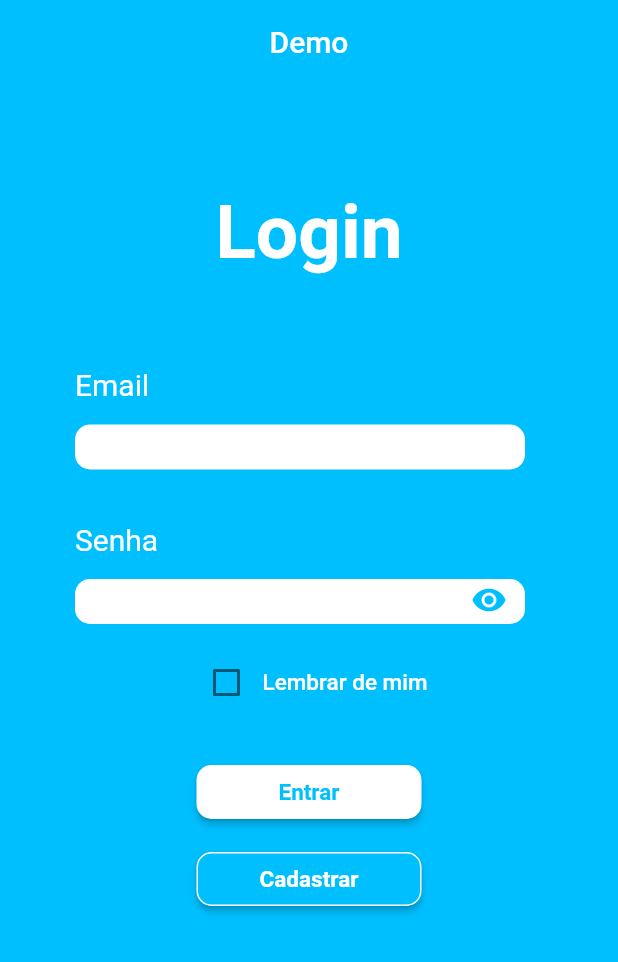
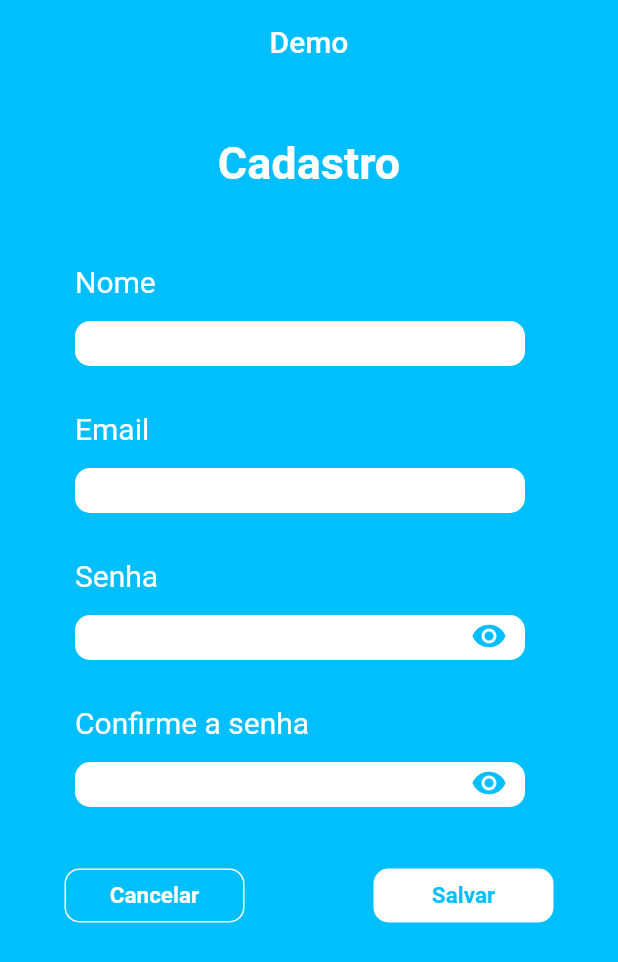
Before and after one commit to Gustavo0Henrick/FlutterTestRepos, a Flutter app: the screen it shows after launch, after a tap on "Cadastrar", on a phone screen of 412 x 824 dp. Shown: the top 962 px of the screen. Run offline on Flutter 3.47's test engine with Material 2 defaults, Android fonts, the phone set to English and light mode, and no system bars.

Commit message:
Tela cadastro

```diff
--- /dev/null
+++ b/tela_test/lib/core/routes.dart
@@ -0,0 +1,7 @@
+import 'package:tela_test/screens/cadastro.dart';
+import 'package:tela_test/screens/homepage.dart';
+
+abstract class AppRoutes {
+  static get cadastro => Cadastro();
+  static get login => HomePage();
+}
--- /dev/null
+++ b/tela_test/lib/screens/cadastro.dart
@@ -0,0 +1,266 @@
+import 'package:flutter/material.dart';
+import 'package:tela_test/core/color.dart';
+import 'package:tela_test/core/components/custom_body.dart';
+import 'package:tela_test/core/routes.dart';
+
+class Cadastro extends StatefulWidget {
+  @override
+  _CadastroState createState() => _CadastroState();
+}
+
+class _CadastroState extends State<Cadastro> {
+  bool obscure = true;
+  @override
+  Widget build(BuildContext context) {
+    return Scaffold(
+      appBar: AppBar(
+        elevation: 0,
+        automaticallyImplyLeading: false,
+        backgroundColor: AppColors.deep_skyblue,
+        title: Center(
+          child: Text('Demo'),
+        ),
+      ),
+      backgroundColor: AppColors.deep_skyblue,
+      body: CustomBody(
+        body: SingleChildScrollView(
+          child: Column(
+            crossAxisAlignment: CrossAxisAlignment.start,
+            children: [
+              Center(
+                child: Container(
+                  padding: EdgeInsets.only(top: 35),
+                  child: Text(
+                    'Cadastro',
+                    style: TextStyle(
+                      color: AppColors.white,
+                      fontSize: 30,
+                      fontWeight: FontWeight.w700,
+                    ),
+                  ),
+                ),
+              ),
+              Container(
+                padding: EdgeInsets.only(top: 50, left: 50),
+                child: Text(
+                  'Nome',
+                  style: TextStyle(
+                    fontSize: 20,
+                    fontWeight: FontWeight.w400,
+                    color: AppColors.white,
+                  ),
+                ),
+              ),
+              Padding(
+                padding: EdgeInsets.only(top: 15, left: 50),
+                child: Container(
+                  height: 30,
+                  width: 300,
+                  decoration: BoxDecoration(
+                    color: AppColors.white,
+                    borderRadius: BorderRadius.circular(10),
+                  ),
+                  child: Padding(
+                    padding: EdgeInsets.only(left: 10, bottom: 2),
+                    child: TextFormField(
+                      cursorColor: AppColors.deep_skyblue,
+                      keyboardType: TextInputType.emailAddress,
+                      decoration: InputDecoration(
+                        border: InputBorder.none,
+                      ),
+                    ),
+                  ),
+                ),
+              ),
+              Container(
+                padding: EdgeInsets.only(top: 30, left: 50),
+                child: Text(
+                  'Email',
+                  style: TextStyle(
+                    fontSize: 20,
+                    fontWeight: FontWeight.w400,
+                    color: AppColors.white,
+                  ),
+                ),
+              ),
+              Padding(
+                padding: EdgeInsets.only(top: 15, left: 50),
+                child: Container(
+                  height: 30,
+                  width: 300,
+                  decoration: BoxDecoration(
+                    color: AppColors.white,
+                    borderRadius: BorderRadius.circular(10),
+                  ),
+                  child: Padding(
+                    padding: EdgeInsets.only(left: 10, bottom: 2),
+                    child: TextFormField(
+                      cursorColor: AppColors.deep_skyblue,
+                      keyboardType: TextInputType.emailAddress,
+                      decoration: InputDecoration(
+                        border: InputBorder.none,
+                      ),
+                    ),
+                  ),
+                ),
+              ),
+              Container(
+                padding: EdgeInsets.only(left: 50, top: 30),
+                child: Text(
+                  'Senha',
+                  style: TextStyle(
+                    fontSize: 20,
+                    fontWeight: FontWeight.w400,
+                    color: AppColors.white,
+                  ),
+                ),
+              ),
+              Padding(
+                padding: EdgeInsets.only(top: 15, left: 50),
+                child: Container(
+                  height: 30,
+                  width: 300,
+                  decoration: BoxDecoration(
+                    color: AppColors.white,
+                    borderRadius: BorderRadius.circular(10),
+                  ),
+                  child: Padding(
+                    padding: EdgeInsets.only(left: 10, bottom: 2),
+                    child: TextFormField(
+                      cursorColor: AppColors.deep_skyblue,
+                      obscureText: obscure,
+                      decoration: InputDecoration(
+                        border: InputBorder.none,
+                        suffixIcon: GestureDetector(
+                          onTap: () {
+                            setState(() {
+                              obscure = !obscure;
+                            });
+                          },
+                          child: obscure
+                              ? Icon(
+                                  Icons.visibility,
+                                  color: AppColors.deep_skyblue,
+                                )
+                              : Icon(
+                                  Icons.visibility_off,
+                                  color: AppColors.deep_skyblue,
+                                ),
+                        ),
+                      ),
+                    ),
+                  ),
+                ),
+              ),
+              Container(
+                padding: EdgeInsets.only(left: 50, top: 30),
+                child: Text(
+                  'Confirme a senha',
+                  style: TextStyle(
+                    fontSize: 20,
+                    fontWeight: FontWeight.w400,
+                    color: AppColors.white,
+                  ),
+                ),
+              ),
+              Padding(
+                padding: EdgeInsets.only(top: 15, left: 50),
+                child: Container(
+                  height: 30,
+                  width: 300,
+                  decoration: BoxDecoration(
+                    color: AppColors.white,
+                    borderRadius: BorderRadius.circular(10),
+                  ),
+                  child: Padding(
+                    padding: EdgeInsets.only(left: 10, bottom: 2),
+                    child: TextFormField(
+                      cursorColor: AppColors.deep_skyblue,
+                      obscureText: obscure,
+                      decoration: InputDecoration(
+                        border: InputBorder.none,
+                        suffixIcon: GestureDetector(
+                          onTap: () {
+                            setState(() {
+                              obscure = !obscure;
+                            });
+                          },
+                          child: obscure
+                              ? Icon(
+                                  Icons.visibility,
+                                  color: AppColors.deep_skyblue,
+                                )
+                              : Icon(
+                                  Icons.visibility_off,
+                                  color: AppColors.deep_skyblue,
+                                ),
+                        ),
+                      ),
+                    ),
+                  ),
+                ),
+              ),
+              Row(
+                mainAxisAlignment: MainAxisAlignment.spaceAround,
+                children: [
+                  Container(
+                    width: 120,
+                    padding: EdgeInsets.only(top: 35),
+                    child: ElevatedButton(
+                      style: ElevatedButton.styleFrom(
+                        elevation: 0,
+                        side: BorderSide(color: AppColors.white),
+                        primary: AppColors.deep_skyblue,
+                        shape: RoundedRectangleBorder(
+                          borderRadius: BorderRadius.all(Radius.circular(10)),
+                        ),
+                      ),
+                      onPressed: () {
+                        setState(() {
+                          Navigator.push(
+                              context,
+                              MaterialPageRoute(
+                                  builder: (context) => AppRoutes.login));
+                        });
+                      },
+                      child: Text(
+                        'Cancelar',
+                        style: TextStyle(
+                          fontSize: 15,
+                          fontWeight: FontWeight.w700,
+                          color: AppColors.white,
+                        ),
+                      ),
+                    ),
+                  ),
+                  Container(
+                    width: 120,
+                    padding: EdgeInsets.only(top: 35),
+                    child: ElevatedButton(
+                      style: ElevatedButton.styleFrom(
+                        elevation: 0,
+                        primary: AppColors.white,
+                        shape: RoundedRectangleBorder(
+                          borderRadius: BorderRadius.all(Radius.circular(10)),
+                        ),
+                      ),
+                      onPressed: () {},
+                      child: Text(
+                        'Salvar',
+                        style: TextStyle(
+                          fontSize: 15,
+                          fontWeight: FontWeight.w700,
+                          color: AppColors.deep_skyblue,
+                        ),
+                      ),
+                    ),
+                  ),
+                ],
+              )
+            ],
+          ),
+        ),
+      ),
+    );
+  }
+}
--- a/tela_test/lib/screens/homepage.dart
+++ b/tela_test/lib/screens/homepage.dart
@@ -2,6 +2,7 @@ import 'package:flutter/material.dart';
 import 'package:tela_test/core/color.dart';
 
 import 'package:tela_test/core/components/custom_body.dart';
+import 'package:tela_test/core/routes.dart';
 
 class HomePage extends StatefulWidget {
   @override
@@ -151,6 +152,7 @@ class _HomePageState extends State<HomePage> {
                   width: 150,
                   child: ElevatedButton(
                     style: ElevatedButton.styleFrom(
+                      elevation: 0,
                       primary: AppColors.white,
                       shape: RoundedRectangleBorder(
                         borderRadius: BorderRadius.all(Radius.circular(10)),
@@ -174,13 +176,21 @@ class _HomePageState extends State<HomePage> {
                   width: 150,
                   child: ElevatedButton(
                     style: ElevatedButton.styleFrom(
+                      elevation: 0,
                       side: BorderSide(color: AppColors.white),
                       primary: AppColors.deep_skyblue,
                       shape: RoundedRectangleBorder(
                         borderRadius: BorderRadius.all(Radius.circular(10)),
                       ),
                     ),
-                    onPressed: () {},
+                    onPressed: () {
+                      setState(() {
+                        Navigator.push(
+                            context,
+                            MaterialPageRoute(
+                                builder: (context) => AppRoutes.cadastro));
+                      });
+                    },
                     child: Text(
                       'Cadastrar',
                       style: TextStyle(
--- a/tela_test/lib/screens/homescreen.dart
+++ /dev/null
@@ -1,22 +0,0 @@
-import 'package:flutter/material.dart';
-
-class HomeScreen extends StatefulWidget {
-  @override
-  _HomeScreenState createState() => _HomeScreenState();
-}
-
-class _HomeScreenState extends State<HomeScreen> {
-  @override
-  Widget build(BuildContext context) {
-    return Scaffold(
-      backgroundColor: Colors.red[50],
-      appBar: AppBar(
-        backgroundColor: Colors.red,
-      ),
-      body: Container(
-        width: 200,
-        height: 200,
-      ),
-    );
-  }
-}
```
